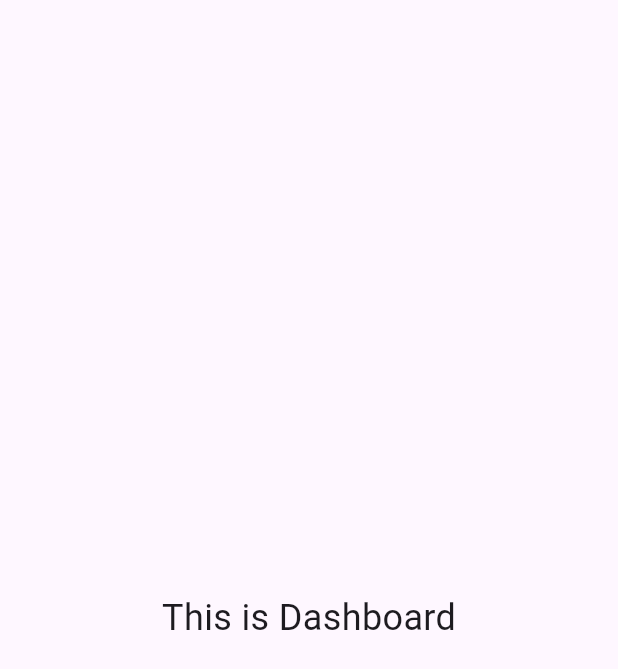
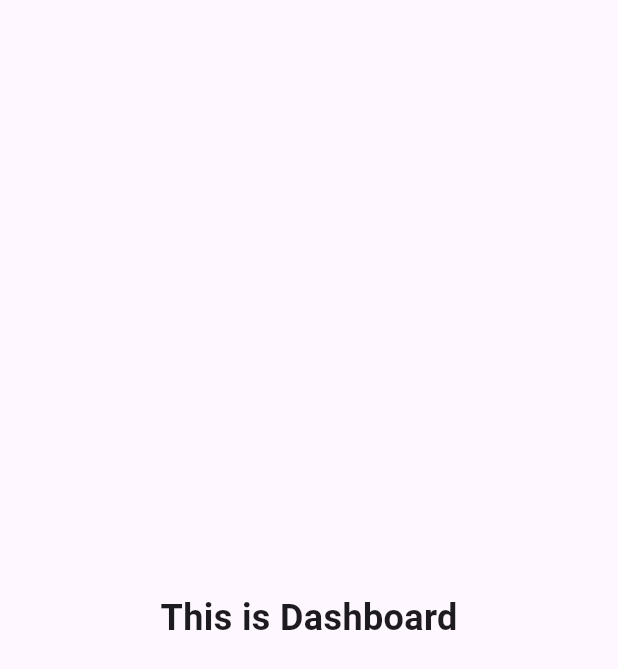
Before and after one commit to akar-jaza/task-manager-app, a Flutter app: the DashboardPage screen opened by its route, on a phone screen of 412 x 824 dp. Shown: the top 669 px of the screen. Run offline on Flutter 3.47's test engine with Material 3 defaults, Android fonts, the phone set to English and light mode, and no system bars.

Commit message:
axx barzi

```diff
--- a/lib/main.dart
+++ b/lib/main.dart
@@ -46,7 +46,8 @@ class DashboardPage extends StatelessWidget {
       body: Center(
         child: Text(
           "This is Dashboard",
-          style: TextStyle(fontSize: 24),
+          style: TextStyle(fontSize: 24, fontWeight: FontWeight.bold),
+
         ),
       ),
     );
```
